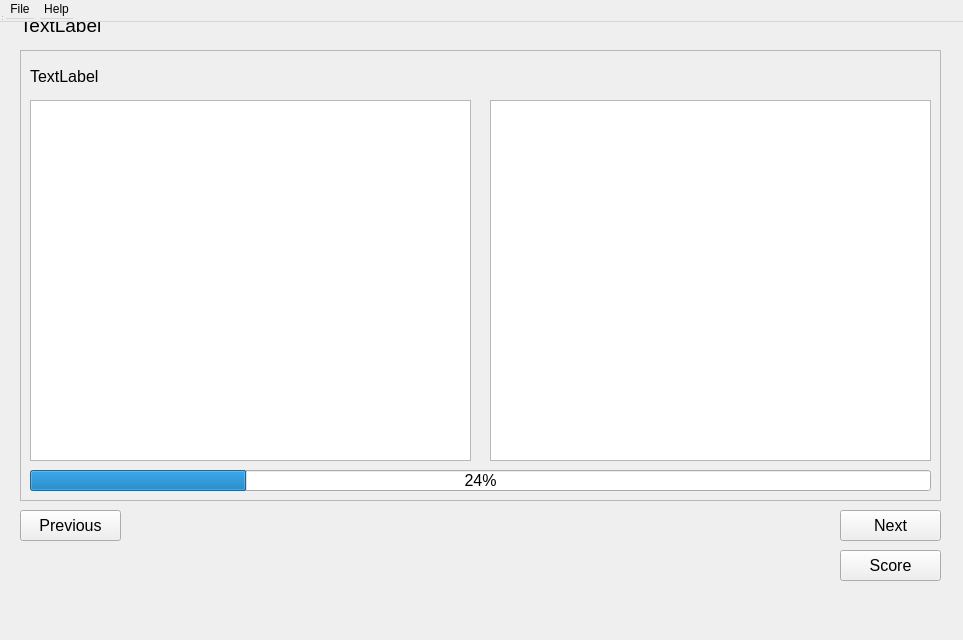
This is src/ui/quiz_window.ui in nikolovdeyan/flashkarti as Qt 5 draws it before an edit. The edited form follows.
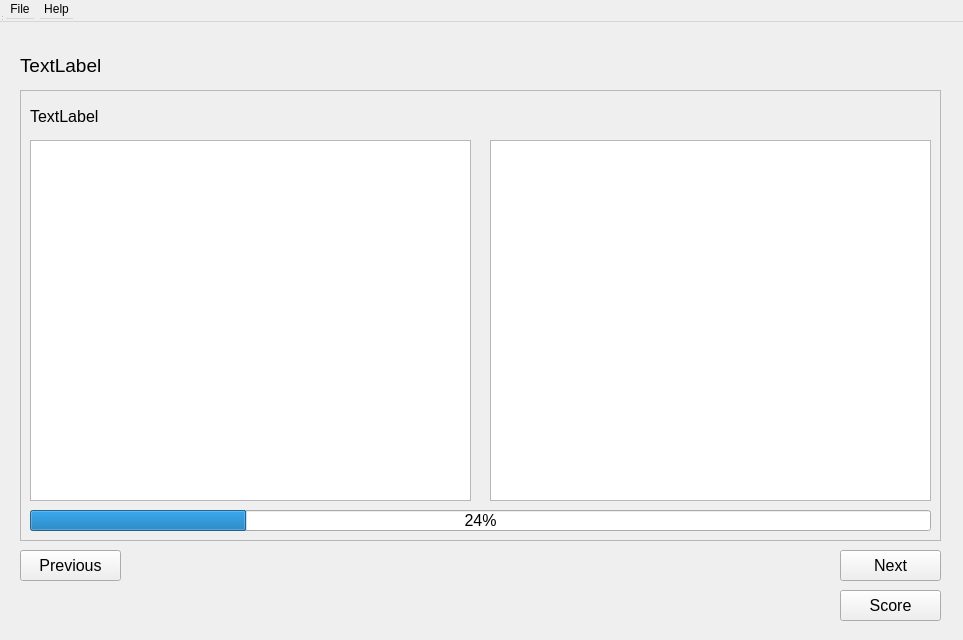
This is the edited form.

Commit message: Start Quiz button only activates when both player and deck have been selected

Patch:
```diff
--- a/src/ui/quiz_window.ui
+++ b/src/ui/quiz_window.ui
@@ -13,7 +13,15 @@
   <property name="windowTitle">
    <string>MainWindow</string>
   </property>
-  <widget class="QWidget" name="QuizWidget">
+  <widget class="QWidget" name="QuizWidget" native="true">
+   <property name="geometry">
+    <rect>
+     <x>0</x>
+     <y>40</y>
+     <width>961</width>
+     <height>591</height>
+    </rect>
+   </property>
    <widget class="QLabel" name="deck_title_label">
     <property name="geometry">
      <rect>
```
Left out of the diff: 11 changed lines with no effect on the pictures. The commit also changes 9 other files.
